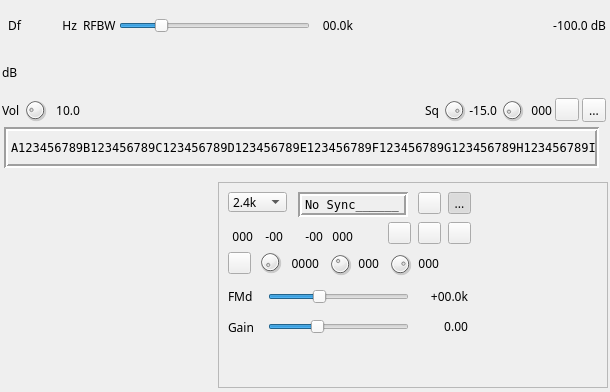
Above: plugins/channelrx/demoddsd/dsddemodgui.ui from f4exb/sdrangel before the change. Below: the same form after it.
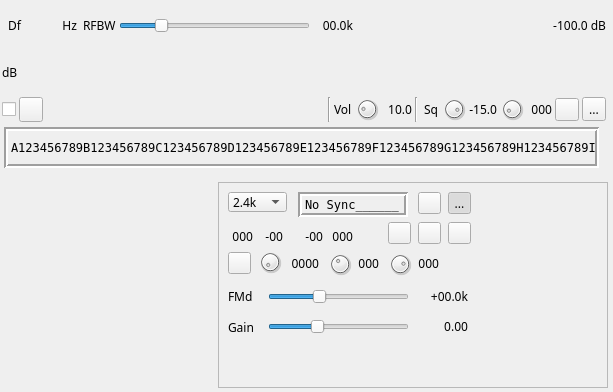
That is the form after the change. Icons and pictures are not drawn. Custom widgets are drawn as their Qt base class.

Commit message: DSD demod: new dialog to show status text log

Diff of the .ui file:
```diff
--- a/plugins/channelrx/demoddsd/dsddemodgui.ui
+++ b/plugins/channelrx/demoddsd/dsddemodgui.ui
@@ -6,7 +6,7 @@
    <rect>
     <x>0</x>
     <y>0</y>
-    <width>610</width>
+    <width>613</width>
     <height>392</height>
    </rect>
   </property>
@@ -254,6 +254,62 @@
     </item>
     <item>
      <layout class="QHBoxLayout" name="squelchLayout">
+      <item>
+       <widget class="QCheckBox" name="activateStatusLog">
+        <property name="toolTip">
+         <string>Activate status text log</string>
+        </property>
+        <property name="text">
+         <string/>
+        </property>
+       </widget>
+      </item>
+      <item>
+       <widget class="QPushButton" name="viewStatusLog">
+        <property name="minimumSize">
+         <size>
+          <width>24</width>
+          <height>0</height>
+         </size>
+        </property>
+        <property name="maximumSize">
+         <size>
+          <width>24</width>
+          <height>16777215</height>
+         </size>
+        </property>
+        <property name="toolTip">
+         <string>View status text log</string>
+        </property>
+        <property name="text">
+         <string/>
+        </property>
+        <property name="icon">
+         <iconset resource="../../../sdrgui/resources/res.qrc">
+          <normaloff>:/listing.png</normaloff>:/listing.png</iconset>
+        </property>
+       </widget>
+      </item>
+      <item>
+       <spacer name="horizontalSpacer_2">
+        <property name="orientation">
+         <enum>Qt::Horizontal</enum>
+        </property>
+        <property name="sizeHint" stdset="0">
+         <size>
+          <width>40</width>
+          <height>20</height>
+         </size>
+        </property>
+       </spacer>
+      </item>
+      <item>
+       <widget class="Line" name="line">
+        <property name="orientation">
+         <enum>Qt::Vertical</enum>
+        </property>
+       </widget>
+      </item>
       <item>
        <widget class="QLabel" name="volumeLabel">
         <property name="text">
@@ -309,22 +365,16 @@
        </widget>
       </item>
       <item>
-       <spacer name="horizontalSpacer_2">
+       <widget class="Line" name="line_2">
         <property name="orientation">
-         <enum>Qt::Horizontal</enum>
+         <enum>Qt::Vertical</enum>
         </property>
-        <property name="sizeHint" stdset="0">
-         <size>
-          <width>40</width>
-          <height>20</height>
-         </size>
-        </property>
-       </spacer>
+       </widget>
       </item>
       <item>
        <widget class="QLabel" name="squelchLabel">
         <property name="text">
-         <string>Sq</string>
+         <string> Sq</string>
         </property>
        </widget>
       </item>
```
Left out of the diff: 3 changed lines with no effect on the pictures. The commit also changes 9 other files.
